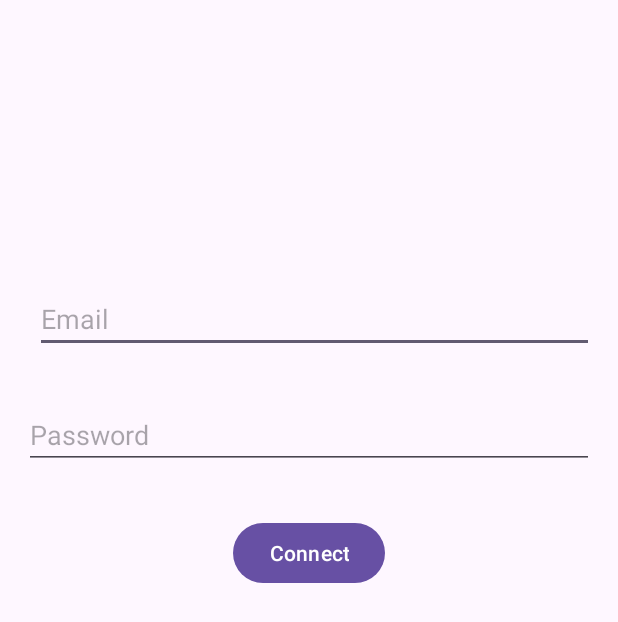
After one commit to styog11/Examen-Menu-SQLite-Android-App, an Android app: the Login screen opened directly, with no data from a screen before it, on a phone screen of 412 x 824 dp. The commit adds this screen. Shown: the top 622 px of the screen. Run offline under Robolectric (Android 15) with nearby library versions, the phone set to English and light mode, and no system bars.

Commit message:
first commit

```diff
--- a/app/src/main/AndroidManifest.xml
+++ b/app/src/main/AndroidManifest.xml
@@ -13,6 +13,9 @@
         android:theme="@style/Theme.ExamenMenuSQLiteAndroidApp"
         tools:targetApi="31">
         <activity
+            android:name=".Login"
+            android:exported="false" />
+        <activity
             android:name=".MainActivity"
             android:exported="true">
             <intent-filter>
--- /dev/null
+++ b/app/src/main/java/com/example/examen_menu_sqlite_android_app/Login.java
@@ -0,0 +1,35 @@
+package com.example.examen_menu_sqlite_android_app;
+
+import androidx.appcompat.app.AppCompatActivity;
+
+import android.os.Bundle;
+import android.view.View;
+import android.widget.Button;
+import android.widget.EditText;
+
+public class Login extends AppCompatActivity {
+    private EditText mail;
+    private EditText pass;
+    private Button loginBtn;
+
+    @Override
+    protected void onCreate(Bundle savedInstanceState) {
+        super.onCreate(savedInstanceState);
+        setContentView(R.layout.activity_login);
+
+        mail = findViewById(R.id.mail);
+        pass = findViewById(R.id.password);
+        loginBtn = findViewById(R.id.loginBtn);
+
+        loginBtn.setOnClickListener(new View.OnClickListener() {
+            @Override
+            public void onClick(View v) {
+                String username = mail.getText().toString().trim();
+                String password = pass.getText().toString().trim();
+
+
+            }
+        });
+
+    }
+}
--- a/app/src/main/java/com/example/examen_menu_sqlite_android_app/MainActivity.java
+++ b/app/src/main/java/com/example/examen_menu_sqlite_android_app/MainActivity.java
@@ -2,6 +2,7 @@ package com.example.examen_menu_sqlite_android_app;
 
 import androidx.appcompat.app.AppCompatActivity;
 
+import android.content.Intent;
 import android.os.Bundle;
 import android.util.Log;
 import android.view.Menu;
@@ -27,6 +28,7 @@ public class MainActivity extends AppCompatActivity {
     }
 
     public void onLogin(MenuItem item) {
+        startActivity(new Intent(this,Login.class));
         isLogIn = true;
         updateMenu();
     }
--- /dev/null
+++ b/app/src/main/res/layout/activity_login.xml
@@ -0,0 +1,38 @@
+<?xml version="1.0" encoding="utf-8"?>
+<RelativeLayout xmlns:android="http://schemas.android.com/apk/res/android"
+    xmlns:app="http://schemas.android.com/apk/res-auto"
+    xmlns:tools="http://schemas.android.com/tools"
+    android:layout_width="match_parent"
+    android:layout_height="match_parent"
+    tools:context=".Login">
+
+    <EditText
+        android:id="@+id/mail"
+        android:layout_width="match_parent"
+        android:layout_height="wrap_content"
+        android:layout_alignParentStart="true"
+        android:layout_marginTop="190dp"
+        android:layout_marginStart="23dp"
+        android:layout_marginEnd="16dp"
+        android:layout_marginBottom="16dp"
+        android:hint="@string/Email" />
+
+    <EditText
+        android:id="@+id/password"
+        android:layout_width="match_parent"
+        android:layout_height="wrap_content"
+        android:hint="@string/Password"
+        android:inputType="textPassword"
+        android:layout_below="@id/mail"
+        android:layout_margin="16dp"/>
+
+    <Button
+        android:id="@+id/loginBtn"
+        android:layout_width="wrap_content"
+        android:layout_height="wrap_content"
+        android:text="Connect"
+        android:layout_below="@id/password"
+        android:layout_centerHorizontal="true"
+        android:layout_marginTop="16dp"/>
+
+</RelativeLayout>
--- a/app/src/main/res/values/strings.xml
+++ b/app/src/main/res/values/strings.xml
@@ -6,5 +6,8 @@
     <string name="Clculatrice">Calculatrice</string>
     <string name="Temperature">Temperature</string>
     <string name="Afficher">Afficher</string>
+    <string name="Email">Email</string>
+    <string name="Password">Password</string>
+    <string name="Connect">Connect</string>
 
 </resources>
--- a/build.gradle
+++ b/build.gradle
@@ -1,4 +1,4 @@
 // Top-level build file where you can add configuration options common to all sub-projects/modules.
 plugins {
-id 'com.android.application' version '8.2.2' apply false
+id 'com.android.application' version '8.1.4' apply false
 }
```
